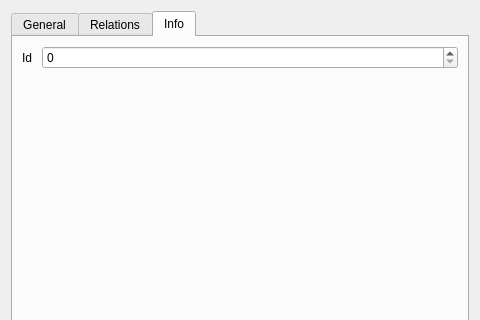
Before: the Qt Designer form exdrf-dev/exdrf_dev/qt/children/widgets/children_editor.ui in TNick/exdrf, drawn with Qt 5; both pictures show x 0 to 480 and y 0 to 320 of the 480 by 640 pixel window.
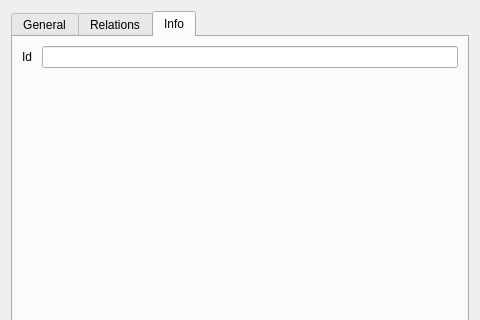
After: the same form once the commit is applied. Custom widgets are drawn as their Qt base class.

Commit message: Adjust child editor

The edit to the form file:
```diff
--- a/exdrf-dev/exdrf_dev/qt/children/widgets/children_editor.ui
+++ b/exdrf-dev/exdrf_dev/qt/children/widgets/children_editor.ui
@@ -66,7 +66,11 @@
         </widget>
        </item>
        <item row="0" column="1">
-        <widget class="QSpinBox" name="c_id"/>
+        <widget class="QLineEdit" name="c_id">
+         <property name="readOnly">
+          <bool>true</bool>
+         </property>
+        </widget>
        </item>
       </layout>
      </widget>
@@ -82,7 +86,7 @@
   </customwidget>
   <customwidget>
    <class>DrfTextEditor</class>
-   <extends>QLineEdit</extends>
+   <extends>QPlainTextEdit</extends>
    <header location="global">exdrf_qt.field_ed.fed_m_text</header>
   </customwidget>
  </customwidgets>
```
The commit also changes 6 other files.
